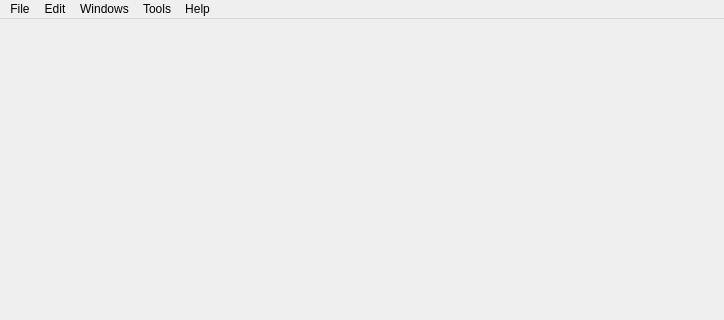
Above: qt_ui/MainWindow.ui from FilmColors/VIAN before the change; both pictures show x 0 to 724 and y 0 to 320 of the 724 by 618 pixel window. Below: the same form after it.
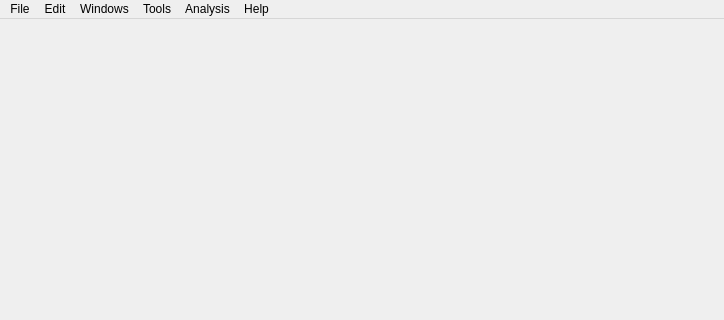
That is the form after the change. Icons and pictures are not drawn.

Commit message: Analysis are now cleaned up, and freshly implemented

Diff of the .ui file:
```diff
--- a/qt_ui/MainWindow.ui
+++ b/qt_ui/MainWindow.ui
@@ -146,10 +146,18 @@
     <addaction name="actionRedo"/>
     <addaction name="actionDelete"/>
    </widget>
+   <widget class="QMenu" name="menuAnalysis">
+    <property name="title">
+     <string>Analysis</string>
+    </property>
+    <addaction name="actionColorimetry"/>
+    <addaction name="separator"/>
+   </widget>
    <addaction name="menuFile"/>
    <addaction name="menuEdit"/>
    <addaction name="menuWindows"/>
    <addaction name="menuAnalyze"/>
+   <addaction name="menuAnalysis"/>
    <addaction name="menuHelp"/>
   </widget>
   <widget class="QStatusBar" name="statusbar"/>
```
Left out of the diff: 5 changed lines with no effect on the pictures. The commit also changes 98 other files.
